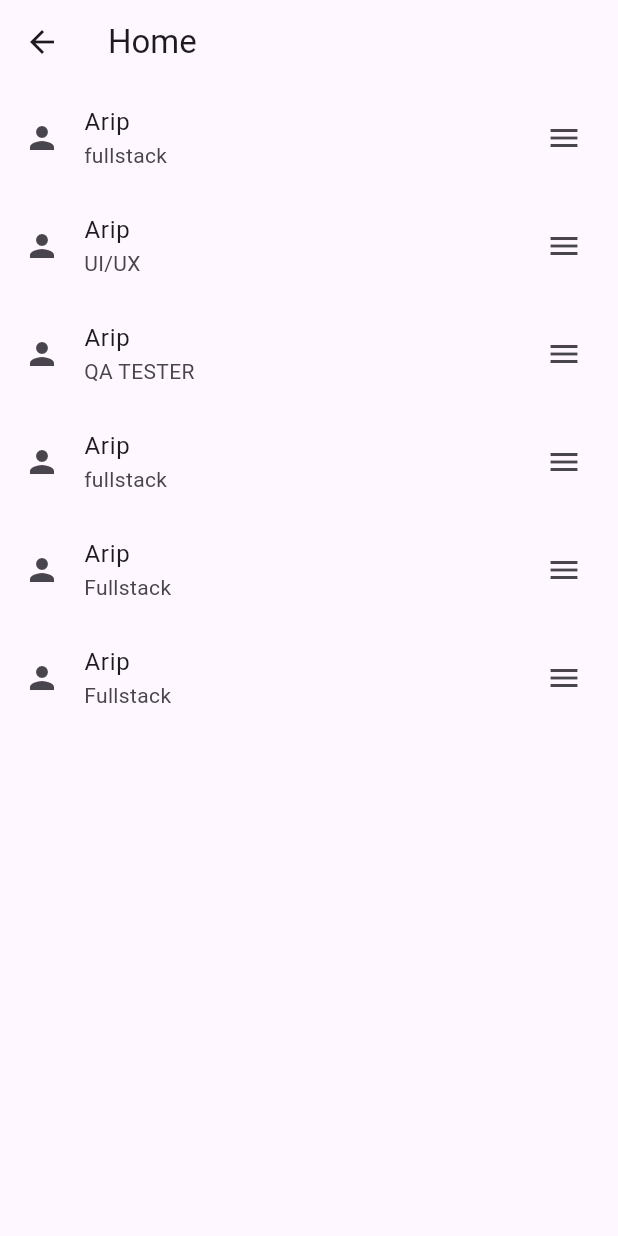
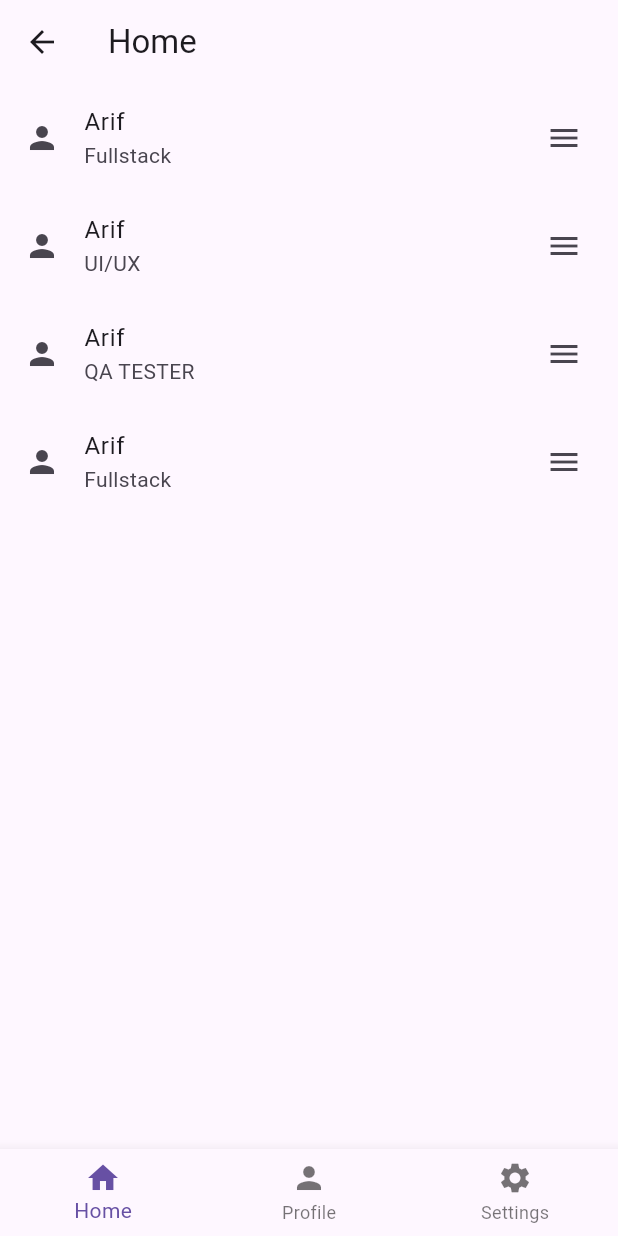
Before and after one commit to bocillkompee/belajar-flutter, a Flutter app: the HomePage screen opened directly, on a phone screen of 412 x 824 dp. Run offline on Flutter 3.47's test engine with Material 3 defaults, Android fonts, the phone set to English and light mode, and no system bars.

Commit message:
first commit

```diff
--- a/lib/main.dart
+++ b/lib/main.dart
@@ -1,4 +1,5 @@
 import 'package:flutter/material.dart';
+// import 'package:project_kk3/pages/homepage.dart';
 import 'package:project_kk3/pages/login.dart';
 
 void main() {
--- a/lib/pages/homepage.dart
+++ b/lib/pages/homepage.dart
@@ -8,29 +8,56 @@ class HomePage extends StatefulWidget {
 }
 
 class _HomePageState extends State<HomePage> {
+  int selectedIndex = 0;
+
   @override
   Widget build(BuildContext context) {
     return Scaffold(
       appBar: AppBar(
         title: const Text("Home"),
       ),
+
       body: ListView(
         children: [
-          IniUntukCostum(nama: "Arif", job: "fullstack"),
-          IniUntukCostum(nama: "Arif", job: "UI/UX"),
-          IniUntukCostum(nama: "Arif", job: "QA TESTER"),
-          IniUntukCostum(nama: "Arif", job: "fullstack"),
-          ListTile(
-            title: const Text("Arip"),
-            subtitle: const Text("Fullstack"),
-            leading: const Icon(Icons.person),
-            trailing: const Icon(Icons.menu),
+          IniUntukCostum(
+            nama: "Arif",
+            job: "Fullstack",
           ),
-          ListTile(
-            title: const Text("Arip"),
-            subtitle: const Text("Fullstack"),
-            leading: const Icon(Icons.person),
-            trailing: const Icon(Icons.menu),
+          IniUntukCostum(
+            nama: "Arif",
+            job: "UI/UX",
+          ),
+          IniUntukCostum(
+            nama: "Arif",
+            job: "QA TESTER",
+          ),
+          IniUntukCostum(
+            nama: "Arif",
+            job: "Fullstack",
+          ),
+        ],
+      ),
+
+      // NAVBAR DI BAWAH
+      bottomNavigationBar: BottomNavigationBar(
+        currentIndex: selectedIndex,
+        onTap: (index) {
+          setState(() {
+            selectedIndex = index;
+          });
+        },
+        items: const [
+          BottomNavigationBarItem(
+            icon: Icon(Icons.home),
+            label: "Home",
+          ),
+          BottomNavigationBarItem(
+            icon: Icon(Icons.person),
+            label: "Profile",
+          ),
+          BottomNavigationBarItem(
+            icon: Icon(Icons.settings),
+            label: "Settings",
           ),
         ],
       ),
@@ -38,6 +65,7 @@ class _HomePageState extends State<HomePage> {
   }
 }
 
+// CUSTOM LIST TILE
 class IniUntukCostum extends StatelessWidget {
   final String nama;
   final String? job;
@@ -51,8 +79,8 @@ class IniUntukCostum extends StatelessWidget {
   @override
   Widget build(BuildContext context) {
     return ListTile(
-      title: Text("Arip"),
-      subtitle: Text (job == null ? "": job.toString()),
+      title: Text(nama),
+      subtitle: Text(job ?? ""),
       leading: const Icon(Icons.person),
       trailing: const Icon(Icons.menu),
     );
--- a/lib/pages/login.dart
+++ b/lib/pages/login.dart
@@ -1,5 +1,6 @@
 import 'package:flutter/material.dart';
 import 'package:project_kk3/pages/register.dart';
+import 'package:project_kk3/pages/homepage.dart';
 
 void main() {
   runApp(const MyApp());
@@ -184,7 +185,7 @@ class _LoginFormState extends State<LoginForm> {
               Navigator.push(
               context,
               MaterialPageRoute(
-                builder: (context) => const RegisterPage(),
+                builder: (context) => const HomePage(),
               ),
               );
             },
@@ -212,10 +213,28 @@ class _LoginFormState extends State<LoginForm> {
                   color: Color.fromARGB(133, 88, 88, 88),
                 ),
               ),
-            ],
+              TextButton(
+                 onPressed: () {
+              Navigator.push(
+                context,
+              MaterialPageRoute(
+                builder: (context) => const RegisterPage(),
+             ),
+          );
+       },
+      child: const Text(
+            "Sign Up",
+            style: TextStyle(
+            fontSize: 14,
+            fontWeight: FontWeight.w600,
+            color: Color.fromRGBO(0, 40, 73, 1),
+            ),
           ),
-        ),
+        )
       ],
-    );
-  }
+    ),
+  ),
+],
+);
 }
+}
```
